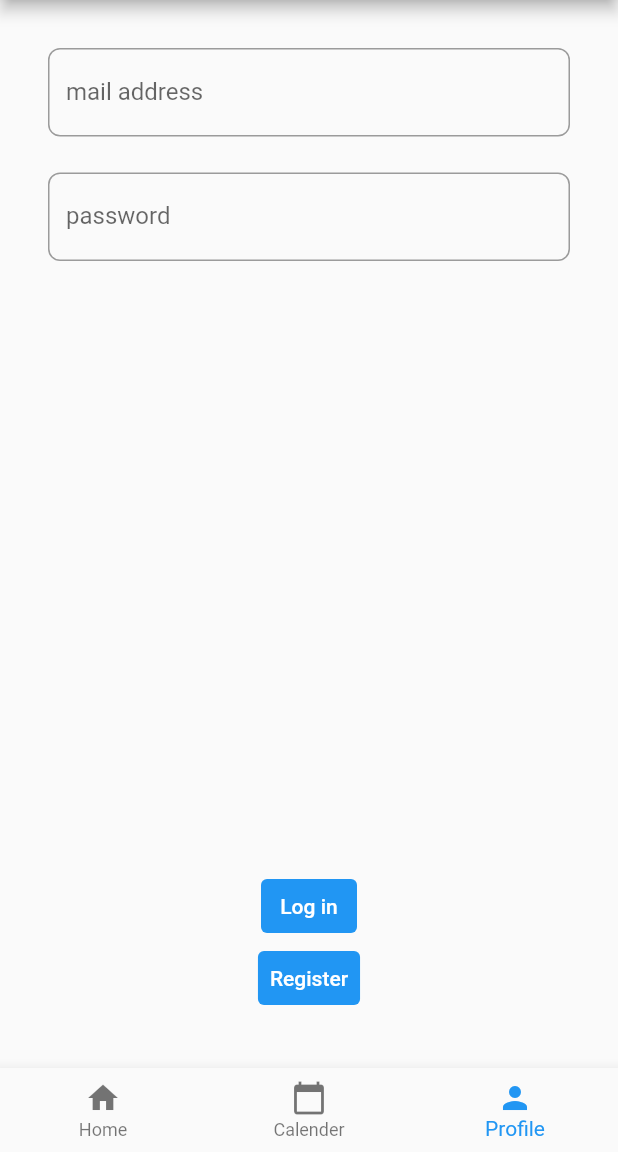
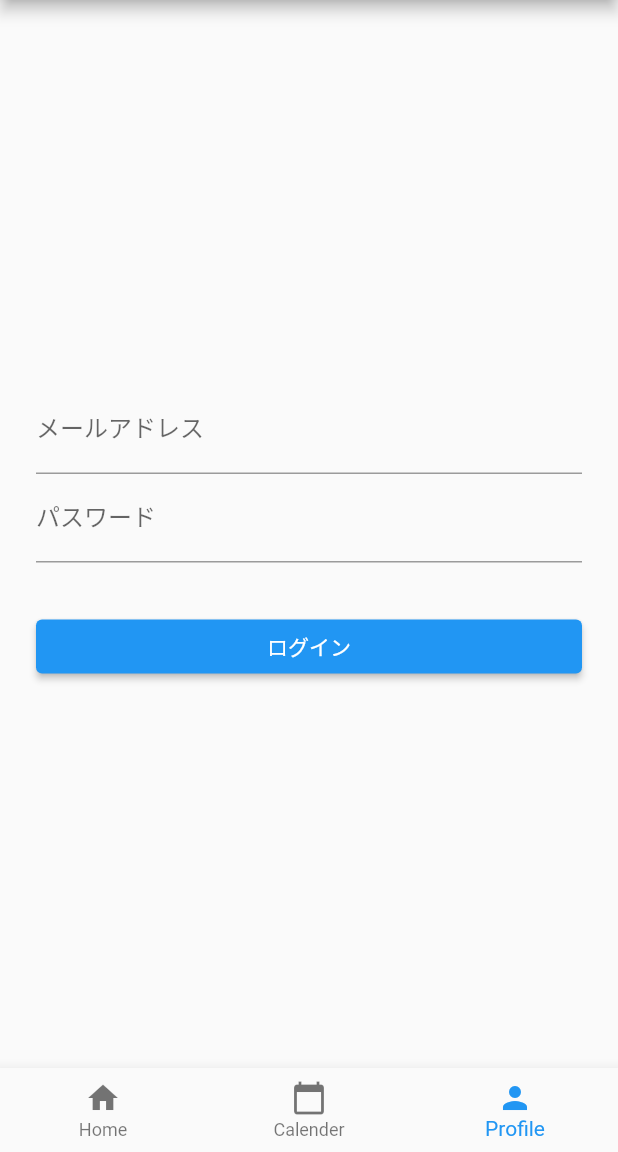
Before and after one commit to tattsu-wairo/hackathon-team4, a Flutter app: the screen it shows after launch, item 3 of the bottom bar chosen, on a phone screen of 412 x 824 dp, the part 84-1236 px from its top. Run offline on Flutter 3.47's test engine with Material 2 defaults, Android fonts, the phone set to English and light mode, and no system bars; our stand-ins replace cloud_firestore, firebase_auth, flutter_calendar_carousel, flutter_datetime_picker, fluttertoast, sleek_circular_slider; accounts and stored records are empty.

Commit message:
画面遷移だけにしました

```diff
--- a/lib/main.dart
+++ b/lib/main.dart
@@ -1,4 +1,5 @@
 import 'package:flutter/material.dart';
+import 'package:team4/profile/login_model.dart';
 import 'package:team4/profile/login_page.dart';
 import 'package:flutter_datetime_picker/flutter_datetime_picker.dart';
 import 'package:team4/profile/profile.dart';
@@ -34,7 +35,7 @@ class _BaseWidgetState extends State<BaseWidget> {
     //TODO: ここのウィジェットを各ページのWidgetにする
     HomePage(),
     CalenderExample(),
-    LoginPage(),
+    Login(),
   ];
 
   void _onItemTapped(int index) {
--- a/lib/profile/login_model.dart
+++ b/lib/profile/login_model.dart
@@ -0,0 +1,98 @@
+// ログイン画面用Widget
+import 'package:firebase_auth/firebase_auth.dart';
+import 'package:flutter/cupertino.dart';
+import 'package:flutter/material.dart';
+import 'package:team4/profile/profile.dart';
+
+import '../calender.dart';
+import '../home.dart';
+
+class Login extends StatefulWidget {
+  @override
+  _LoginPageState createState() => _LoginPageState();
+}
+
+class _LoginPageState extends State<Login> {
+  // メッセージ表示用
+  String infoText = '';
+  // 入力したメールアドレス・パスワード
+  String email = '';
+  String password = '';
+
+
+  @override
+  Widget build(BuildContext context) {
+    return Scaffold(
+      body: Center(
+        child: Container(
+          padding: EdgeInsets.all(24),
+          child: Column(
+            mainAxisAlignment: MainAxisAlignment.center,
+            children: <Widget>[
+              // メールアドレス入力
+              TextFormField(
+                decoration: InputDecoration(labelText: 'メールアドレス'),
+                onChanged: (String value) {
+                  setState(() {
+                    email = value;
+                  });
+                },
+              ),
+              // パスワード入力
+              TextFormField(
+                decoration: InputDecoration(labelText: 'パスワード'),
+                obscureText: true,
+                onChanged: (String value) {
+                  setState(() {
+                    password = value;
+                  });
+                },
+              ),
+              Container(
+                padding: EdgeInsets.all(8),
+                // メッセージ表示
+                child: Text(infoText),
+              ),
+              Container(
+                width: double.infinity,
+                // ユーザー登録ボタン
+                child: ElevatedButton(
+                  child: Text('ログイン'),
+                  onPressed: () async {
+                    await Navigator.of(context).pushReplacement(
+                      MaterialPageRoute(builder: (context) {
+                        return Profile();
+                      }),
+                    );
+                  },
+                  // onPressed: () async {
+                  //   try {
+                  //     // メール/パスワードでユーザー登録
+                  //     final FirebaseAuth auth = FirebaseAuth.instance;
+                  //     await auth.createUserWithEmailAndPassword(
+                  //       email: email,
+                  //       password: password,
+                  //     );
+                  //     // ユーザー登録に成功した場合
+                  //     // チャット画面に遷移＋ログイン画面を破棄
+                  //     await Navigator.of(context).pushReplacement(
+                  //       MaterialPageRoute(builder: (context) {
+                  //         return Profile();
+                  //       }),
+                  //     );
+                  //   } catch (e) {
+                  //     // ユーザー登録に失敗した場合
+                  //     setState(() {
+                  //       infoText = "登録に失敗しました：${e.toString()}";
+                  //     });
+                  //   }
+                  // },
+                ),
+              )
+            ],
+          ),
+        ),
+      ),
+    );
+  }
+}
--- a/pubspec.yaml
+++ b/pubspec.yaml
@@ -41,6 +41,7 @@ dependencies:
   firebase_auth: ^3.2.0
   cloud_firestore: ^2.5.1
   flutter_datetime_picker: ^1.2.1
+  firebase_analytics: ^5.0.2
 
 dev_dependencies:
   flutter_test:
```
Also changed, not shown: lib/profile/login_page.dart (+29 -5 lines), lib/profile/profile.dart (+56 -6 lines), lib/profile/register_page.dart (+34 -4 lines), pubspec.lock, 3 other files.
